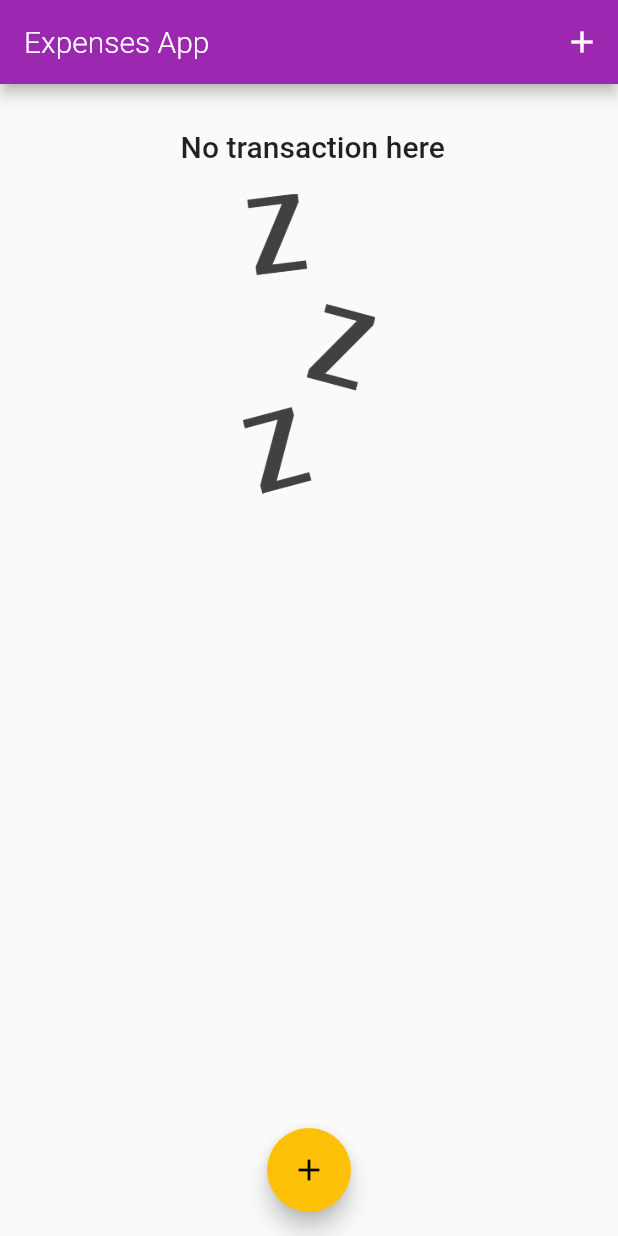
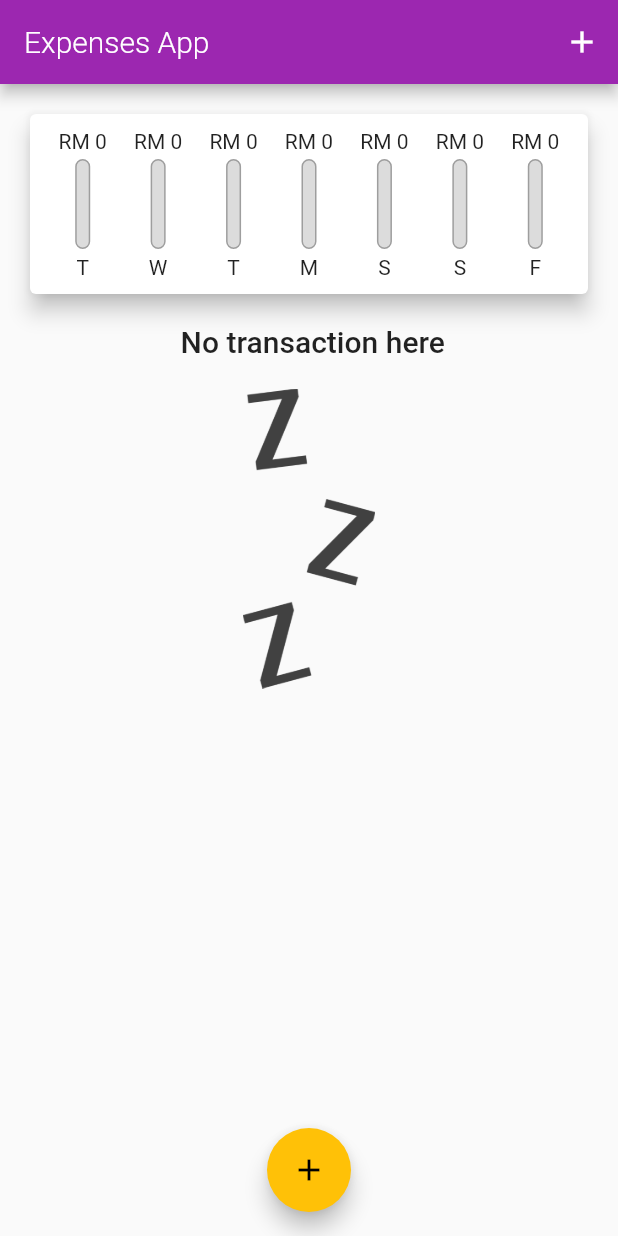
Before and after one commit to walidwazini/Flutter-ExpensesApp-1, a Flutter app: the screen it shows after launch, on a phone screen of 412 x 824 dp. Run offline on Flutter 3.47's test engine with Material 2 defaults, Android fonts, the phone set to English and light mode, and no system bars; Roboto replaces fonts that are missing (Quicksand).

Commit message:
completing bar chart

```diff
--- a/lib/widgets/chart.dart
+++ b/lib/widgets/chart.dart
@@ -1,6 +1,7 @@
 import 'package:flutter/material.dart';
 import 'package:intl/intl.dart';
 
+import './chart_bar.dart';
 import '../models/transaction.dart';
 
 class Chart extends StatelessWidget {
@@ -10,7 +11,9 @@ class Chart extends StatelessWidget {
 
   List<Map<String, Object>> get groupedTransactionValues {
     return List.generate(7, (index) {
-      final weekDay = DateTime.now().subtract(Duration(days: index));
+      final weekDay = DateTime.now().subtract(
+        Duration(days: index),
+      );
       var totalSum = 0.0;
 
       for (var i = 0; i < recentTransactions.length; i++) {
@@ -20,25 +23,39 @@ class Chart extends StatelessWidget {
           totalSum += recentTransactions[i].amount;
         }
       }
-      print(DateFormat.E().format(weekDay));
-      print(totalSum);
 
       return {
-        'day': DateFormat.E().format(weekDay),
+        'day': DateFormat.E().format(weekDay).substring(0, 1),
         'amount': totalSum,
       };
     });
   }
 
+  double get totalSpending {
+    return groupedTransactionValues.fold(0.0, (sum, item) {
+      return sum + (item['amount'] as double);
+    });
+  }
+
   @override
   Widget build(BuildContext context) {
-    print(groupedTransactionValues);
-
     return Card(
-      elevation: 5,
-      margin: EdgeInsets.all(15),
-      child: Row(
-        children: [],
+      elevation: 6,
+      margin: EdgeInsets.all(20),
+      child: Padding(
+        padding: EdgeInsets.all(10),
+        child: Row(
+          mainAxisAlignment: MainAxisAlignment.spaceBetween,
+          children: groupedTransactionValues.map((data) {
+            return Flexible(
+              fit: FlexFit.tight ,
+              child: ChartBar(
+                (data['day'] as String),
+                (data['amount'] as double),
+                totalSpending == 0.0 ? 0.0 :  (data['amount'] as double) / totalSpending),
+            );
+          }).toList(),
+        ),
       ),
     );
   }
--- /dev/null
+++ b/lib/widgets/chart_bar.dart
@@ -0,0 +1,51 @@
+import 'package:flutter/material.dart';
+
+class ChartBar extends StatelessWidget {
+  final String label;
+  final double spendingAmount;
+  final double spendingPctOfTotal;
+
+  ChartBar(this.label, this.spendingAmount, this.spendingPctOfTotal);
+
+  @override
+  Widget build(BuildContext context) {
+    return Column(
+      children: <Widget>[
+        FittedBox(
+          child: Text('RM ${spendingAmount.toStringAsFixed(0)}'),
+        ),
+        SizedBox(
+          height: 4,
+        ),
+        Container(
+          height: 60,
+          width: 10,
+          child: Stack(
+            children: <Widget>[
+              Container(
+                decoration: BoxDecoration(
+                  border: Border.all(color: Colors.grey, width: 1.0),
+                  color: Color.fromRGBO(220, 220, 220, 1),
+                  borderRadius: BorderRadius.circular(10),
+                ),
+              ),
+              FractionallySizedBox(
+                heightFactor: spendingPctOfTotal,
+                child: Container(
+                  decoration: BoxDecoration(
+                    color: Theme.of(context).primaryColor,
+                    borderRadius: BorderRadius.circular(10),
+                  ),
+                ),
+              ),
+            ],
+          ),
+        ),
+        SizedBox(
+          height: 4,
+        ),
+        Text(label),
+      ],
+    );
+  }
+}
```
